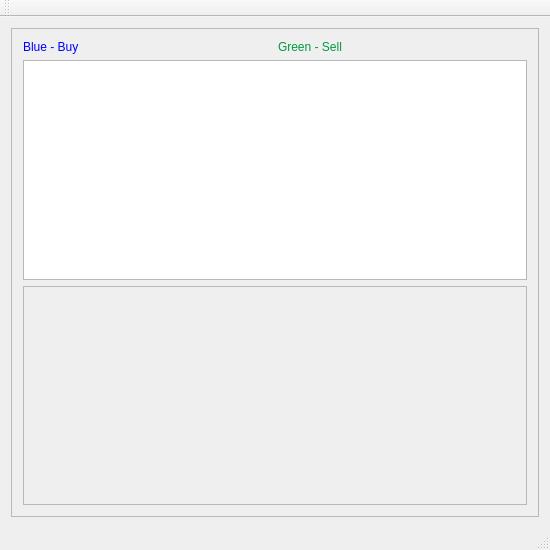
Above: GUI1-Merge_of_death/DisplayAnalysis.ui from mobeigi/Algorithmic-Trading before the change. Below: the same form after it.
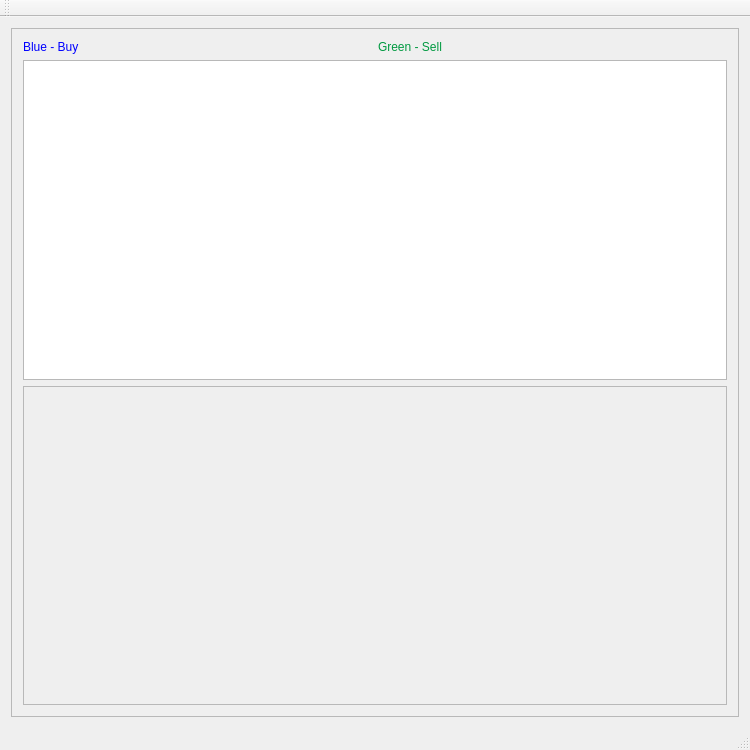
That is the form after the change.

```diff
--- a/GUI1-Merge_of_death/DisplayAnalysis.ui
+++ b/GUI1-Merge_of_death/DisplayAnalysis.ui
@@ -6,14 +6,14 @@
    <rect>
     <x>0</x>
     <y>0</y>
-    <width>550</width>
-    <height>550</height>
+    <width>750</width>
+    <height>750</height>
    </rect>
   </property>
   <property name="minimumSize">
    <size>
-    <width>550</width>
-    <height>550</height>
+    <width>700</width>
+    <height>700</height>
    </size>
   </property>
   <property name="windowTitle">
@@ -34,8 +34,8 @@
         <rect>
          <x>0</x>
          <y>0</y>
-         <width>524</width>
-         <height>468</height>
+         <width>724</width>
+         <height>668</height>
         </rect>
        </property>
        <layout class="QGridLayout" name="gridLayout_2">
@@ -54,8 +54,8 @@
               <rect>
                <x>0</x>
                <y>0</y>
-               <width>496</width>
-               <height>200</height>
+               <width>696</width>
+               <height>300</height>
               </rect>
              </property>
             </widget>
```
Left out of the diff: 2 changed lines with no effect on the pictures.
